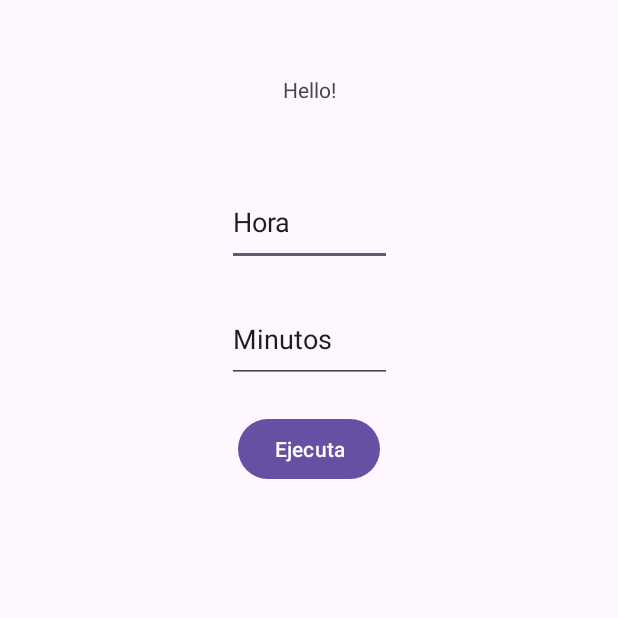
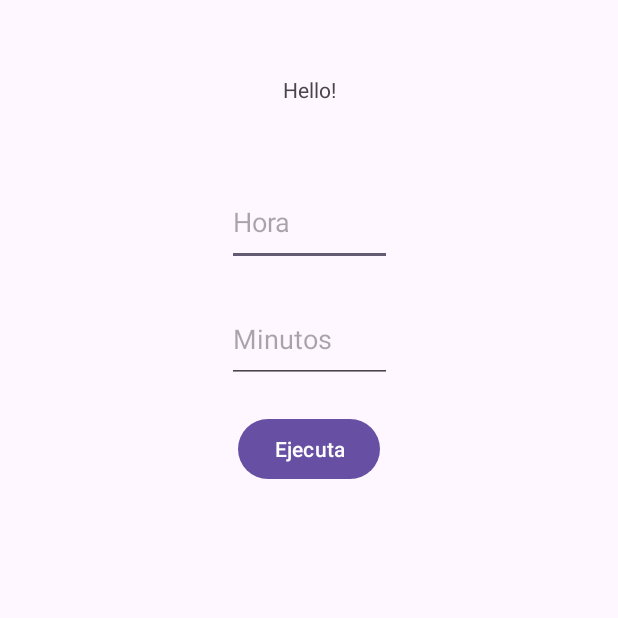
Before and after one commit to ChrisGalHur/MiniProjectAlarmForTareApp, an Android app: the screen it shows after launch (MainActivity), on a phone screen of 412 x 824 dp, the top half of it. Run offline under Robolectric (Android 15) with nearby library versions, the phone set to English and light mode, and no system bars.

Commit message:
lost notification, alarm only in open app

```diff
--- /dev/null
+++ b/app/src/main/java/com/chrisgalhur/alarmtareapp/Activity/MainActivity.java
@@ -0,0 +1,91 @@
+package com.chrisgalhur.alarmtareapp.Activity;
+
+import android.Manifest;
+import android.app.AlarmManager;
+import android.app.AlertDialog;
+import android.app.PendingIntent;
+import android.content.Context;
+import android.content.Intent;
+import android.net.Uri;
+import android.os.Build;
+import android.os.Bundle;
+import android.os.PowerManager;
+import android.provider.Settings;
+import android.util.Log;
+import android.widget.Button;
+import android.widget.EditText;
+import android.widget.Toast;
+
+import androidx.activity.EdgeToEdge;
+import androidx.activity.result.ActivityResultLauncher;
+import androidx.activity.result.contract.ActivityResultContracts;
+import androidx.appcompat.app.AppCompatActivity;
+import androidx.core.app.ActivityCompat;
+import androidx.core.app.NotificationManagerCompat;
+import androidx.core.graphics.Insets;
+import androidx.core.view.ViewCompat;
+import androidx.core.view.WindowInsetsCompat;
+
+import com.chrisgalhur.alarmtareapp.AlarmHelper;
+import com.chrisgalhur.alarmtareapp.R;
+import com.google.android.material.snackbar.Snackbar;
+
+public class MainActivity extends AppCompatActivity {
+
+    private static final String TAG = "'/'/ MainActivity";
+    private ActivityResultLauncher<String> requestAlarmPermissionLauncher;
+    private ActivityResultLauncher<String> requestNotificationPermissionLauncher;
+    private AlarmManager alarmManager;
+    private EditText hora;
+    private EditText minute;
+    private Button btnSetAlarm;
+
+    @Override
+    protected void onCreate(Bundle savedInstanceState) {
+        super.onCreate(savedInstanceState);
+        EdgeToEdge.enable(this);
+        setContentView(R.layout.activity_main);
+        ViewCompat.setOnApplyWindowInsetsListener(findViewById(R.id.main), (v, insets) -> {
+            Insets systemBars = insets.getInsets(WindowInsetsCompat.Type.systemBars());
+            v.setPadding(systemBars.left, systemBars.top, systemBars.right, systemBars.bottom);
+            return insets;
+        });
+
+        alarmManager = (AlarmManager) getSystemService(Context.ALARM_SERVICE);
+        hora = findViewById(R.id.etHoraMain);
+        minute = findViewById(R.id.etMinMain);
+        btnSetAlarm = findViewById(R.id.btExecuteMain);
+
+        if (Build.VERSION.SDK_INT >= Build.VERSION_CODES.TIRAMISU && !areNotificationsEnabled()) {
+            ActivityCompat.requestPermissions(this, new String[]{Manifest.permission.POST_NOTIFICATIONS}, 1);
+        }
+
+        if (Build.VERSION.SDK_INT >= Build.VERSION_CODES.M) {
+            PowerManager pm = (PowerManager) getSystemService(Context.POWER_SERVICE);
+            if (!pm.isIgnoringBatteryOptimizations(getPackageName())) {
+                Intent intent = new Intent(Settings.ACTION_IGNORE_BATTERY_OPTIMIZATION_SETTINGS);
+                startActivity(intent);
+            }
+        }
+
+        btnSetAlarm.setOnClickListener(v -> {
+            try {
+                int hour = Integer.parseInt(hora.getText().toString());
+                int min = Integer.parseInt(minute.getText().toString());
+                if (Build.VERSION.SDK_INT >= Build.VERSION_CODES.S && !alarmManager.canScheduleExactAlarms()) {
+                    Log.d(TAG, "Permiso de alarma exacta no está habilitado.");
+                } else {
+                    AlarmHelper.setAlarm(this, hour, min);
+                }
+            } catch (NumberFormatException e) {
+                Log.e(TAG, "Formato de hora inválido", e);
+                Toast.makeText(this, "Por favor, introduce un formato válido", Toast.LENGTH_SHORT).show();
+            }
+        });
+    }
+
+    private boolean areNotificationsEnabled() {
+        NotificationManagerCompat notificationManagerCompat = NotificationManagerCompat.from(this);
+        return notificationManagerCompat.areNotificationsEnabled();
+    }
+}
--- a/app/src/main/java/com/chrisgalhur/alarmtareapp/MainActivity.java
+++ /dev/null
@@ -1,40 +0,0 @@
-package com.chrisgalhur.alarmtareapp;
-
-import android.os.Bundle;
-import android.widget.Button;
-import android.widget.EditText;
-
-import androidx.activity.EdgeToEdge;
-import androidx.appcompat.app.AppCompatActivity;
-import androidx.core.graphics.Insets;
-import androidx.core.view.ViewCompat;
-import androidx.core.view.WindowInsetsCompat;
-
-public class MainActivity extends AppCompatActivity {
-
-    private EditText hora;
-    private EditText minute;
-    private Button btnSetAlarm;
-
-    @Override
-    protected void onCreate(Bundle savedInstanceState) {
-        super.onCreate(savedInstanceState);
-        EdgeToEdge.enable(this);
-        setContentView(R.layout.activity_main);
-        ViewCompat.setOnApplyWindowInsetsListener(findViewById(R.id.main), (v, insets) -> {
-            Insets systemBars = insets.getInsets(WindowInsetsCompat.Type.systemBars());
-            v.setPadding(systemBars.left, systemBars.top, systemBars.right, systemBars.bottom);
-            return insets;
-        });
-
-        hora = findViewById(R.id.etHoraMain);
-        minute = findViewById(R.id.etMinMain);
-        btnSetAlarm = findViewById(R.id.btExecuteMain);
-
-        btnSetAlarm.setOnClickListener(v -> {
-            int hour = Integer.parseInt(hora.getText().toString());
-            int min = Integer.parseInt(minute.getText().toString());
-            AlarmHelper.setAlarm(this, hour, min);
-        });
-    }
-}
--- a/app/src/main/res/layout/activity_main.xml
+++ b/app/src/main/res/layout/activity_main.xml
@@ -5,7 +5,7 @@
         android:id="@+id/main"
         android:layout_width="match_parent"
         android:layout_height="match_parent"
-        tools:context=".MainActivity">
+        tools:context=".Activity.MainActivity">
 
     <TextView
             android:layout_width="wrap_content"
@@ -21,25 +21,25 @@
             android:layout_width="110dp"
             android:layout_height="58dp"
             android:inputType="text"
-            android:text="Hora"
             android:ems="10"
             android:id="@+id/etHoraMain"
             app:layout_constraintTop_toBottomOf="@+id/textView"
             app:layout_constraintStart_toStartOf="@+id/textView"
             app:layout_constraintEnd_toEndOf="@+id/textView"
-            android:layout_marginTop="50dp" />
+            android:layout_marginTop="50dp"
+            android:hint="Hora" />
 
     <EditText
             android:layout_width="110dp"
             android:layout_height="58dp"
             android:inputType="text"
-            android:text="Minutos"
             android:ems="10"
             android:id="@+id/etMinMain"
             app:layout_constraintStart_toStartOf="@+id/textView"
             app:layout_constraintEnd_toEndOf="@+id/textView"
             app:layout_constraintTop_toBottomOf="@+id/etHoraMain"
-            android:layout_marginTop="20dp" />
+            android:layout_marginTop="20dp"
+            android:hint="Minutos" />
 
     <Button
             android:text="Ejecuta"
```
Also changed, not shown: app/src/main/AndroidManifest.xml (+14 -3 lines), app/src/main/java/com/chrisgalhur/alarmtareapp/Activity/AlarmActivity.java (added, +46 -0 lines), app/src/main/java/com/chrisgalhur/alarmtareapp/AlarmHelper.java (+15 -16 lines), app/src/main/java/com/chrisgalhur/alarmtareapp/AlarmReceiver.java (+19 -29 lines), app/src/main/java/com/chrisgalhur/alarmtareapp/NotificationUtil.java (added, +51 -0 lines), app/src/main/res/layout/activity_alarm.xml (added, +22 -0 lines), 1 other file.
